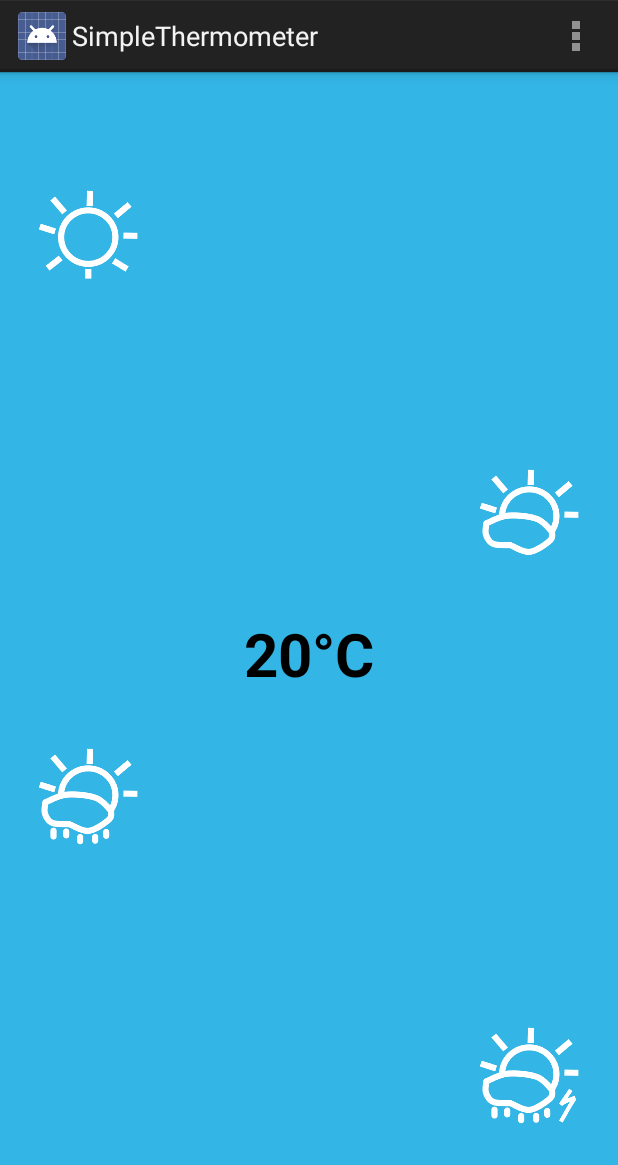
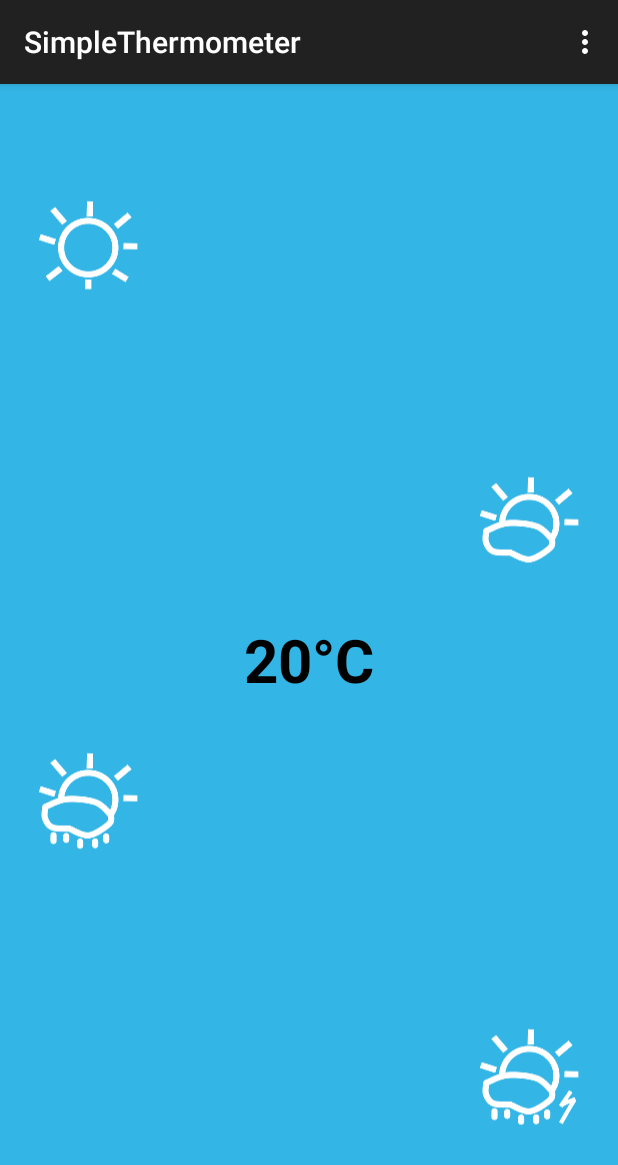
Before and after one commit to tvbarthel/SimpleThermometerProject, an Android app: the screen it shows after launch (MainActivity), on a phone screen of 412 x 824 dp. Shown: the top 1165 px of the screen. Run offline under Robolectric (Android 15) with nearby library versions, the light colour scheme and no system bars.

```diff
--- a/SimpleThermometer/src/main/AndroidManifest.xml
+++ b/SimpleThermometer/src/main/AndroidManifest.xml
@@ -20,7 +20,7 @@
         android:allowBackup="true"
         android:icon="@drawable/ic_launcher"
         android:label="@string/app_name"
-        android:theme="@style/AppTheme">
+        android:theme="@style/Theme.AppCompat.Light.DarkActionBar">
         <activity
             android:name=".MainActivity"
             android:label="@string/app_name">
--- a/SimpleThermometer/src/main/java/fr/tvbarthel/apps/simplethermometer/MainActivity.java
+++ b/SimpleThermometer/src/main/java/fr/tvbarthel/apps/simplethermometer/MainActivity.java
@@ -10,7 +10,7 @@ import android.net.ConnectivityManager;
 import android.net.NetworkInfo;
 import android.os.Bundle;
 import android.preference.PreferenceManager;
-import android.support.v4.app.FragmentActivity;
+import android.support.v7.app.ActionBarActivity;
 import android.text.SpannableString;
 import android.text.method.LinkMovementMethod;
 import android.text.util.Linkify;
@@ -23,7 +23,7 @@ import android.widget.Toast;
 
 import java.text.DecimalFormat;
 
-public class MainActivity extends FragmentActivity implements SharedPreferences.OnSharedPreferenceChangeListener,
+public class MainActivity extends ActionBarActivity implements SharedPreferences.OnSharedPreferenceChangeListener,
 		OpenWeatherMapParserAsyncTask.Listener {
 
 	public static final String PREF_KEY_BACKGROUND_COLOR = "PrefKeyBackgroundColor";
@@ -230,6 +230,7 @@ public class MainActivity extends FragmentActivity implements SharedPreferences.
 				final Criteria criteria = new Criteria();
 				criteria.setAccuracy(Criteria.ACCURACY_COARSE);
 				final String provider = locationManager.getBestProvider(criteria, true);
+				if (provider == null) return;
 				final Location location = locationManager.getLastKnownLocation(provider);
 				if (location == null) {
 					makeTextToast(R.string.error_message_location_not_found);
```
